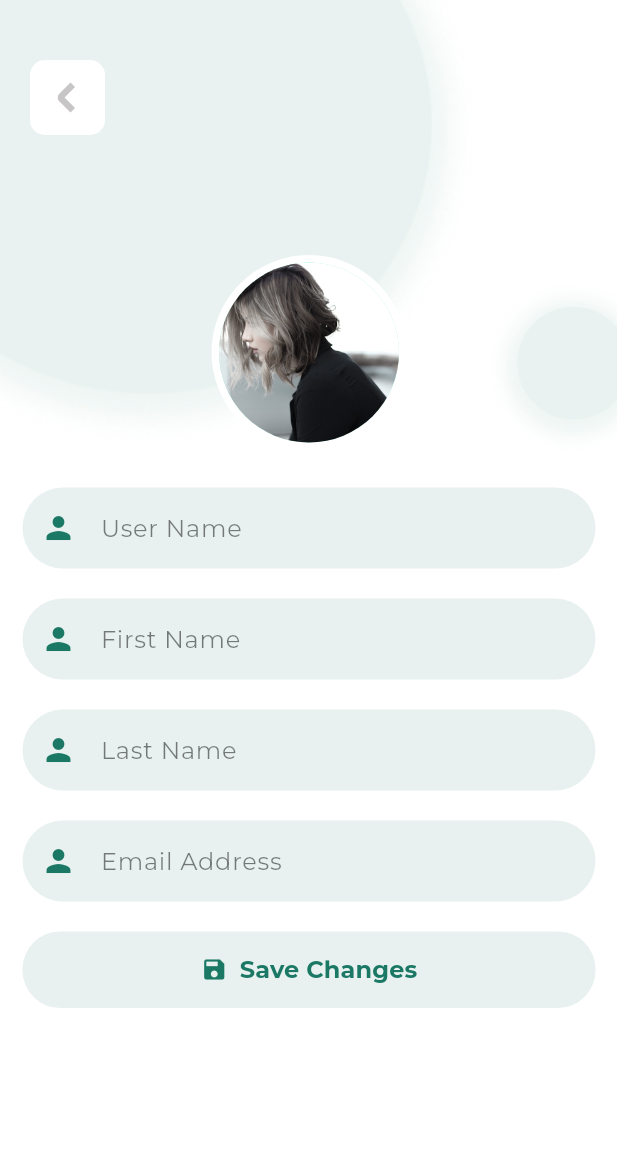
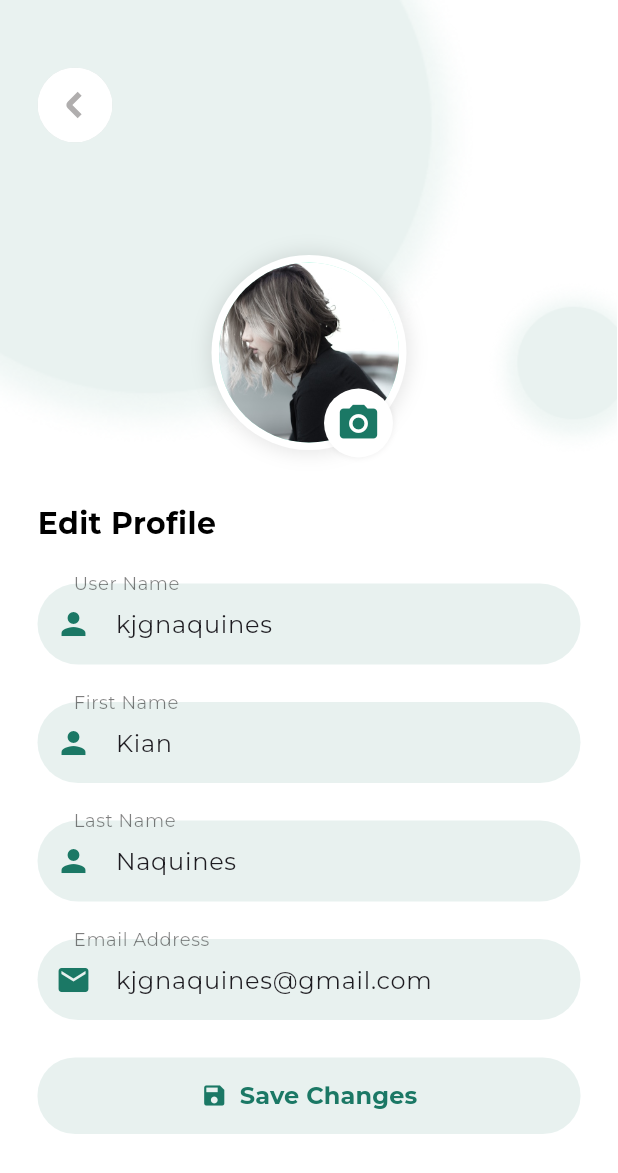
Before and after one commit to kiannaquines/taralibrary, a Flutter app: the EditProfileScreen screen opened directly, after a tap on "Save Changes", after a tap on "Edit Profile", on a phone screen of 412 x 824 dp. Shown: the top 1173 px of the screen. Run offline on Flutter 3.47's test engine with Material 3 defaults, Android fonts, the phone set to English and light mode, and no system bars; our stand-ins replace cached_network_image, fl_chart, flutter_carousel_widget, flutter_rating_bar, flutter_secure_storage, flutter_svg and 1 more; accounts and stored records are empty; network calls fail.

Commit message:
added more functionality

```diff
--- a/lib/components/bottom_navbar.dart
+++ b/lib/components/bottom_navbar.dart
@@ -25,7 +25,7 @@ class _BottomNavbarState extends State<BottomNavbar> {
     },
     {
       'icon': 'building-solid',
-      'selectedIcon': 'building-solid',
+      'selectedIcon': 'building',
       'label': 'Facilities',
     },
     {
--- a/lib/pages/home_page.dart
+++ b/lib/pages/home_page.dart
@@ -65,7 +65,6 @@ class _HomePageState extends State<HomePage> {
       slivers: [
         SliverPadding(
           padding: const EdgeInsets.only(
-            top: 20.0,
             left: 20.0,
             right: 20.0,
             bottom: 10.0,
@@ -168,8 +167,10 @@ class _HomePageState extends State<HomePage> {
         ),
         SliverToBoxAdapter(
           child: Container(
-            padding:
-                const EdgeInsets.symmetric(vertical: 10.0, horizontal: 20.0),
+            padding: const EdgeInsets.symmetric(
+              vertical: 10.0,
+              horizontal: 20.0,
+            ),
             child: SizedBox(
               height: MediaQuery.of(context).size.height * 0.25,
               child: GridView.builder(
--- a/lib/screens/edit_profile.dart
+++ b/lib/screens/edit_profile.dart
@@ -19,10 +19,20 @@ class _EditProfileScreenState extends State<EditProfileScreen> {
     'Publication',
   ];
 
+  final TextEditingController _username = TextEditingController();
+  final TextEditingController _email = TextEditingController();
+  final TextEditingController _firstName = TextEditingController();
+  final TextEditingController _lastName = TextEditingController();
+
   @override
   void initState() {
     super.initState();
     _loadAccessToken();
+
+    _username.text = 'kjgnaquines';
+    _email.text = 'kjgnaquines@gmail.com';
+    _firstName.text = 'Kian';
+    _lastName.text = 'Naquines';
   }
 
   MyStorage myStorage = MyStorage();
@@ -30,6 +40,15 @@ class _EditProfileScreenState extends State<EditProfileScreen> {
   Future<String?> _loadAccessToken() async {
     Map<String, dynamic> tokenData = await myStorage.fetchAccessToken();
     return tokenData['accessToken'];
+  }
+
+  @override
+  void dispose() {
+    _username.dispose();
+    _email.dispose();
+    _firstName.dispose();
+    _lastName.dispose();
+    super.dispose();
   }
 
   @override
@@ -54,8 +73,8 @@ class _EditProfileScreenState extends State<EditProfileScreen> {
                 alignment: Alignment.topCenter,
                 children: [
                   Positioned(
-                    top: 40,
-                    left: 20,
+                    top: 45,
+                    left: 25,
                     child: GestureDetector(
                       onTap: () {
                         Navigator.pushReplacement(
@@ -66,20 +85,26 @@ class _EditProfileScreenState extends State<EditProfileScreen> {
                           ),
                         );
                       },
-                      child: ClipRRect(
-                        borderRadius: BorderRadius.circular(10),
+                      child: ClipOval(
                         child: Container(
-                          padding: const EdgeInsets.all(8.0),
-                          decoration: const BoxDecoration(
+                          padding: const EdgeInsets.all(10.0),
+                          decoration: BoxDecoration(
                             color: AppColors.white,
-                            shape: BoxShape.rectangle,
+                            borderRadius: BorderRadius.circular(10),
+                            boxShadow: [
+                              BoxShadow(
+                                color: Colors.black.withOpacity(0.1),
+                                blurRadius: 5,
+                                spreadRadius: 1,
+                              ),
+                            ],
                           ),
                           width: 50,
                           height: 50,
                           child: SvgPicture.asset(
                             'assets/icons/angle-small-left.svg',
                             colorFilter: ColorFilter.mode(
-                              AppColors.dark.withOpacity(0.5),
+                              AppColors.dark.withOpacity(0.7),
                               BlendMode.srcIn,
                             ),
                             width: 25,
@@ -93,14 +118,44 @@ class _EditProfileScreenState extends State<EditProfileScreen> {
                     bottom: 0,
                     child: Container(
                       padding: const EdgeInsets.all(5),
-                      decoration: const BoxDecoration(
+                      decoration: BoxDecoration(
                         shape: BoxShape.circle,
                         color: Colors.white,
+                        boxShadow: [
+                          BoxShadow(
+                            color: Colors.black.withOpacity(0.1),
+                            blurRadius: 10,
+                            spreadRadius: 2,
+                          ),
+                        ],
                       ),
                       child: const CircleAvatar(
                         radius: 60,
                         backgroundImage:
                             AssetImage('assets/images/avatar-1.jpg'),
+                      ),
+                    ),
+                  ),
+                  Positioned(
+                    bottom: -5,
+                    right: 150,
+                    child: Container(
+                      padding: const EdgeInsets.all(8),
+                      decoration: BoxDecoration(
+                        color: Colors.white,
+                        shape: BoxShape.circle,
+                        boxShadow: [
+                          BoxShadow(
+                            color: AppColors.dark.withOpacity(0.1),
+                            blurRadius: 2,
+                            spreadRadius: 1,
+                          ),
+                        ],
+                      ),
+                      child: const Icon(
+                        Icons.camera_alt,
+                        size: 30,
+                        color: AppColors.primary,
                       ),
                     ),
                   ),
@@ -123,10 +178,24 @@ class _EditProfileScreenState extends State<EditProfileScreen> {
             ),
             const SizedBox(height: 10),
             Container(
-              padding: const EdgeInsets.all(15.0),
+              padding: const EdgeInsets.all(25.0),
               child: Column(
+                crossAxisAlignment: CrossAxisAlignment.start,
+                mainAxisAlignment: MainAxisAlignment.start,
                 children: [
+                  const Text(
+                    'Edit Profile',
+                    style: TextStyle(
+                      fontSize: 20,
+                      fontWeight: FontWeight.bold,
+                      color: AppColors.black,
+                    ),
+                  ),
+                  const SizedBox(
+                    height: 25,
+                  ),
                   TextField(
+                    controller: _username,
                     maxLines: 1,
                     decoration: InputDecoration(
                       labelText: 'User Name',
@@ -153,9 +222,10 @@ class _EditProfileScreenState extends State<EditProfileScreen> {
                     ),
                   ),
                   const SizedBox(
-                    height: 20,
+                    height: 25,
                   ),
                   TextField(
+                    controller: _firstName,
                     maxLines: 1,
                     decoration: InputDecoration(
                       labelText: 'First Name',
@@ -182,9 +252,10 @@ class _EditProfileScreenState extends State<EditProfileScreen> {
                     ),
                   ),
                   const SizedBox(
-                    height: 20,
+                    height: 25,
                   ),
                   TextField(
+                    controller: _lastName,
                     maxLines: 1,
                     decoration: InputDecoration(
                       labelText: 'Last Name',
@@ -211,9 +282,10 @@ class _EditProfileScreenState extends State<EditProfileScreen> {
                     ),
                   ),
                   const SizedBox(
-                    height: 20,
+                    height: 25,
                   ),
                   TextField(
+                    controller: _email,
                     maxLines: 1,
                     decoration: InputDecoration(
                       labelText: 'Email Address',
@@ -223,7 +295,7 @@ class _EditProfileScreenState extends State<EditProfileScreen> {
                         ),
                       ),
                       prefixIcon: const Icon(
-                        Icons.person,
+                        Icons.email,
                         color: AppColors.primary,
                       ),
                       border: OutlineInputBorder(
@@ -240,7 +312,7 @@ class _EditProfileScreenState extends State<EditProfileScreen> {
                     ),
                   ),
                   const SizedBox(
-                    height: 20,
+                    height: 25,
                   ),
                   ElevatedButton(
                     onPressed: () {
--- a/lib/screens/info.dart
+++ b/lib/screens/info.dart
@@ -146,14 +146,20 @@ class _InfoScreenState extends State<InfoScreen>
                             ),
                           );
                         },
-                        child: ClipRRect(
-                          borderRadius: BorderRadius.circular(10),
+                        child: ClipOval(
                           child: Container(
-                            padding: const EdgeInsets.all(8.0),
-                            decoration: const BoxDecoration(
-                              color: AppColors.white,
-                              shape: BoxShape.rectangle,
-                            ),
+                            padding: const EdgeInsets.all(10.0),
+                            decoration: BoxDecoration(
+                            color: AppColors.white,
+                            borderRadius: BorderRadius.circular(10),
+                            boxShadow: [
+                              BoxShadow(
+                                color: Colors.black.withOpacity(0.1),
+                                blurRadius: 5,
+                                spreadRadius: 1,
+                              ),
+                            ],
+                          ),
                             width: 50,
                             height: 50,
                             child: SvgPicture.asset(
--- a/lib/screens/profile.dart
+++ b/lib/screens/profile.dart
@@ -23,8 +23,9 @@ class _ProfileScreenState extends State<ProfileScreen> {
   @override
   void initState() {
     super.initState();
-     _loadAccessToken();
+    _loadAccessToken();
   }
+
   MyStorage myStorage = MyStorage();
 
   Future<String?> _loadAccessToken() async {
@@ -66,13 +67,19 @@ class _ProfileScreenState extends State<ProfileScreen> {
                           ),
                         );
                       },
-                      child: ClipRRect(
-                        borderRadius: BorderRadius.circular(10),
+                      child: ClipOval(
                         child: Container(
-                          padding: const EdgeInsets.all(8.0),
-                          decoration: const BoxDecoration(
+                          padding: const EdgeInsets.all(10.0),
+                          decoration: BoxDecoration(
                             color: AppColors.white,
-                            shape: BoxShape.rectangle,
+                            borderRadius: BorderRadius.circular(10),
+                            boxShadow: [
+                              BoxShadow(
+                                color: Colors.black.withOpacity(0.1),
+                                blurRadius: 5,
+                                spreadRadius: 1,
+                              ),
+                            ],
                           ),
                           width: 50,
                           height: 50,
--- a/lib/screens/sections.dart
+++ b/lib/screens/sections.dart
@@ -97,10 +97,8 @@ class _SectionScreenState extends State<SectionScreen> {
           slivers: [
             SliverPadding(
               padding: const EdgeInsets.only(
-                top: 20.0,
                 left: 20.0,
                 right: 20.0,
-                bottom: 20.0,
               ),
               sliver: SliverToBoxAdapter(
                 child: Container(
@@ -435,7 +433,7 @@ class _SectionScreenState extends State<SectionScreen> {
           ),
           NavigationDestination(
             icon: SvgPicture.asset(
-              'assets/icons/building-solid.svg',
+              'assets/icons/building.svg',
               colorFilter:
                   const ColorFilter.mode(AppColors.primary, BlendMode.srcIn),
               width: 20,
--- a/pubspec.yaml
+++ b/pubspec.yaml
@@ -50,6 +50,7 @@ flutter:
     - assets/icons/star.svg
     - assets/icons/user-solid.svg
     - assets/icons/user.svg
+    - assets/icons/building.svg
     - assets/icons/search.svg
     - assets/icons/arrow-trend-up.svg
     - assets/icons/ellipse.png
```
Also changed, not shown: assets/icons/building.svg (added).
